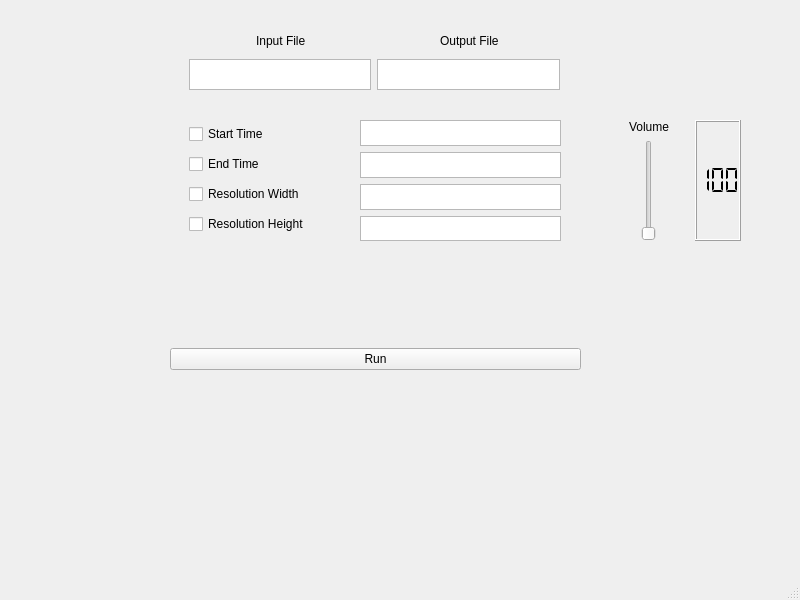
Old version of the form gui.ui in the repository KnoBuddy/videoeditor.
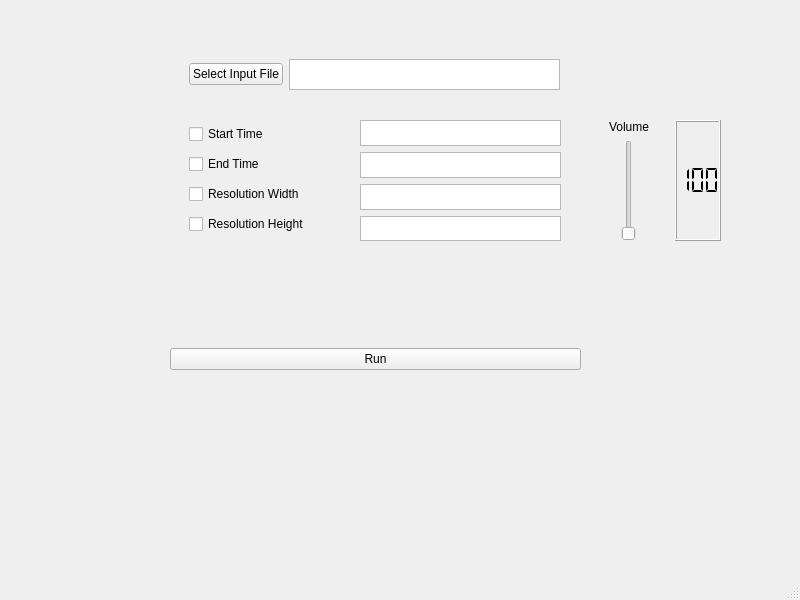
New version of the form.

Commit message: UI looking good, connected to python, not so much

The edit to the form file:
```diff
--- a/gui.ui
+++ b/gui.ui
@@ -108,46 +108,21 @@
     </property>
     <layout class="QHBoxLayout" name="horizontalLayout_2">
      <item>
-      <widget class="QTextEdit" name="input_file_text"/>
+      <widget class="QPushButton" name="imput_file_button">
+       <property name="text">
+        <string>Select Input File</string>
+       </property>
+      </widget>
      </item>
      <item>
-      <widget class="QTextEdit" name="ouput_file_text"/>
-     </item>
-    </layout>
-   </widget>
-   <widget class="QWidget" name="horizontalLayoutWidget_3">
-    <property name="geometry">
-     <rect>
-      <x>190</x>
-      <y>30</y>
-      <width>371</width>
-      <height>21</height>
-     </rect>
-    </property>
-    <layout class="QHBoxLayout" name="horizontalLayout_3">
-     <item alignment="Qt::AlignHCenter">
-      <widget class="QLabel" name="input_label">
-       <property name="layoutDirection">
-        <enum>Qt::LeftToRight</enum>
-       </property>
-       <property name="text">
-        <string>Input File</string>
-       </property>
-      </widget>
-     </item>
-     <item alignment="Qt::AlignHCenter">
-      <widget class="QLabel" name="output_label">
-       <property name="text">
-        <string>Output File</string>
-       </property>
-      </widget>
+      <widget class="QTextEdit" name="input_file_text"/>
      </item>
     </layout>
    </widget>
    <widget class="QWidget" name="horizontalLayoutWidget_4">
     <property name="geometry">
      <rect>
-      <x>620</x>
+      <x>600</x>
       <y>120</y>
       <width>121</width>
       <height>121</height>
```
The commit also changes 2 other files.
